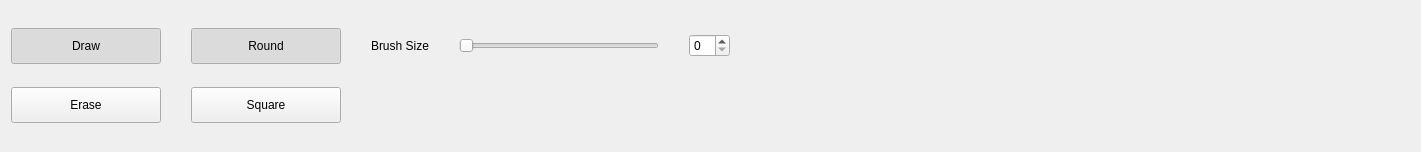
This is Qt/InstaDam/Selector/freeSelect.ui in Vedhus/InstaDam as Qt 5 draws it before an edit. The edited form follows.
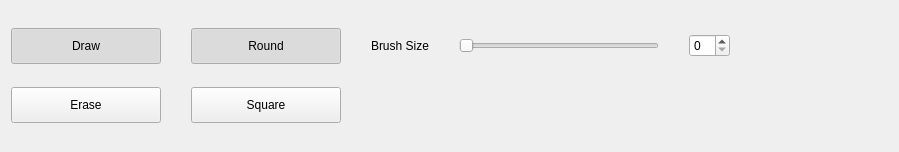
This is the edited form.

Diff of the .ui file:
```diff
--- a/Qt/InstaDam/Selector/freeSelect.ui
+++ b/Qt/InstaDam/Selector/freeSelect.ui
@@ -6,7 +6,7 @@
    <rect>
     <x>0</x>
     <y>0</y>
-    <width>1421</width>
+    <width>899</width>
     <height>152</height>
    </rect>
   </property>
```
